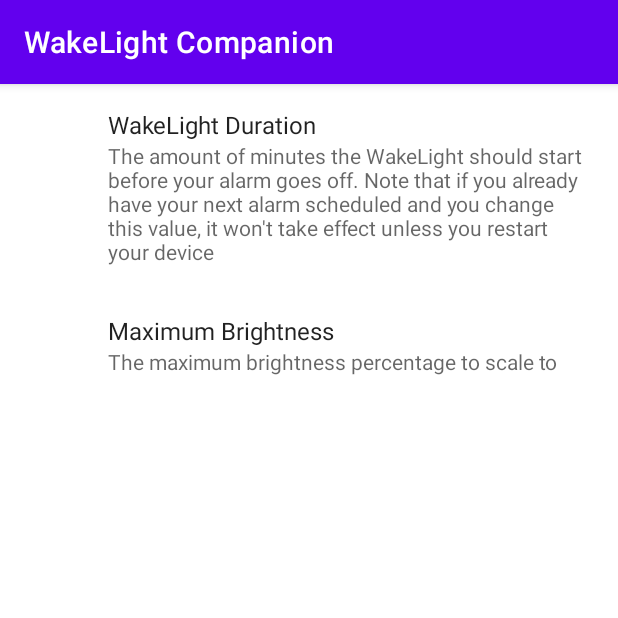
After one commit to richardswesterhof/wakelight_companion, an Android app: the SettingsActivity screen opened directly, with no data from a screen before it, on a phone screen of 412 x 824 dp, the top half of it. The commit adds this screen. Run offline under Robolectric (Android 15) with nearby library versions, the phone set to English and light mode, and no system bars; our stand-ins replace androidx.preference; 4 statements that could not run were skipped.

Commit message:
added settings page and translation

```diff
--- a/app/src/main/java/com/richardswesterhof/wakelightcompanion/broadcast_receivers/AlarmReSetter.kt
+++ b/app/src/main/java/com/richardswesterhof/wakelightcompanion/broadcast_receivers/AlarmReSetter.kt
@@ -1,6 +1,5 @@
 package com.richardswesterhof.wakelightcompanion.broadcast_receivers
 
-import android.app.PendingIntent
 import android.content.Context
 import android.content.Intent
 import com.richardswesterhof.wakelightcompanion.R
@@ -11,7 +10,7 @@ private val listeningFors = listOf("android.intent.action.BOOT_COMPLETED")
 class AlarmReSetter: ExtendedBroadcastReceiver(listeningFors) {
 
     override fun trigger(context: Context, intent: Intent) {
-        val sharedPrefs = context.getSharedPreferences(context.getString(R.string.preference_file_store_alarms), Context.MODE_PRIVATE)
+        val sharedPrefs = context.getSharedPreferences(context.getString(R.string.preference_file_store_internal_vars), Context.MODE_PRIVATE)
         val date = Date(sharedPrefs.getLong("nextAlarmMillis", 0))
 
         val enableWakeLightIntent = Intent(context, WakeLightEnableRequestReceiver::class.java).apply {
--- a/app/src/main/java/com/richardswesterhof/wakelightcompanion/broadcast_receivers/WakeLightUtils.kt
+++ b/app/src/main/java/com/richardswesterhof/wakelightcompanion/broadcast_receivers/WakeLightUtils.kt
@@ -18,7 +18,7 @@ class WakeLightStarter: ExtendedBroadcastReceiver(starterListeningFors) {
     private lateinit var notificationChannel: String
 
     override fun trigger(context: Context, intent: Intent) {
-        // init the notif channel id
+        // init the notification channel id
         notificationChannel = context.resources.getString(R.string.notif_cat_stop_id)
 
         // check if alarm still exists
@@ -70,6 +70,7 @@ class WakeLightStopper: ExtendedBroadcastReceiver(stopperListeningFors) {
 
     override fun trigger(context: Context, intent: Intent) {
         Log.d(this::class.simpleName, "Received request to stop wakelight")
+
         stopWakeLight()
     }
 
--- /dev/null
+++ b/app/src/main/java/com/richardswesterhof/wakelightcompanion/settings_page/SettingsActivity.kt
@@ -0,0 +1,16 @@
+package com.richardswesterhof.wakelightcompanion.settings_page
+
+import androidx.appcompat.app.AppCompatActivity
+import android.os.Bundle
+import com.richardswesterhof.wakelightcompanion.R
+
+class SettingsActivity : AppCompatActivity() {
+    override fun onCreate(savedInstanceState: Bundle?) {
+        super.onCreate(savedInstanceState)
+        setContentView(R.layout.activity_settings)
+        supportFragmentManager
+            .beginTransaction()
+            .replace(R.id.settings_container, SettingsFragment())
+            .commit()
+    }
+}
--- /dev/null
+++ b/app/src/main/java/com/richardswesterhof/wakelightcompanion/settings_page/SettingsFragment.kt
@@ -0,0 +1,25 @@
+package com.richardswesterhof.wakelightcompanion.settings_page
+
+import android.os.Bundle
+import android.text.InputType
+import androidx.preference.EditTextPreference
+import androidx.preference.PreferenceFragmentCompat
+import com.richardswesterhof.wakelightcompanion.R
+
+
+class SettingsFragment: PreferenceFragmentCompat() {
+    override fun onCreatePreferences(savedInstanceState: Bundle?, rootKey: String?) {
+        setPreferencesFromResource(R.xml.preferences, rootKey)
+
+        // we have to do this bs because google can't implement using the "inputType" property in the xml properly :)
+        val editTextPreference1 = preferenceManager.findPreference<EditTextPreference>("pref_wakelight_duration")
+        editTextPreference1!!.setOnBindEditTextListener { editText ->
+            editText.inputType = InputType.TYPE_CLASS_NUMBER or InputType.TYPE_NUMBER_FLAG_SIGNED
+        }
+
+        val editTextPreference2 = preferenceManager.findPreference<EditTextPreference>("pref_wakelight_max_percent")
+        editTextPreference2!!.setOnBindEditTextListener { editText ->
+            editText.inputType = InputType.TYPE_CLASS_NUMBER or InputType.TYPE_NUMBER_FLAG_SIGNED
+        }
+    }
+}
--- /dev/null
+++ b/app/src/main/res/layout/activity_settings.xml
@@ -0,0 +1,15 @@
+<?xml version="1.0" encoding="utf-8"?>
+<!--<androidx.constraintlayout.widget.ConstraintLayout xmlns:android="http://schemas.android.com/apk/res/android"-->
+<!--    xmlns:app="http://schemas.android.com/apk/res-auto"-->
+<!--    xmlns:tools="http://schemas.android.com/tools"-->
+<!--    android:layout_width="match_parent"-->
+<!--    android:layout_height="match_parent"-->
+<!--    tools:context=".settings_page.SettingsActivity">-->
+
+<!--</androidx.constraintlayout.widget.ConstraintLayout>-->
+
+<androidx.fragment.app.FragmentContainerView
+    xmlns:android="http://schemas.android.com/apk/res/android"
+    android:id="@+id/settings_container"
+    android:layout_width="match_parent"
+    android:layout_height="match_parent" />
--- a/app/src/main/res/values/strings.xml
+++ b/app/src/main/res/values/strings.xml
@@ -1,20 +1,18 @@
 <!-- hackeroonies that allow us to reuse certain strings in XML -->
-<!DOCTYPE resources [
-    <!ENTITY package_prefix "com.richardswesterhof.wakelightcompanion.">
-    ]
+<!DOCTYPE resources [<!ENTITY package_prefix "com.richardswesterhof.wakelightcompanion.">]
     >
 
 <resources>
     <!-- general app metadata and internally used string -->
-    <string name="app_name">WakeLightCompanion</string>
+    <string name="app_name">WakeLight Companion</string>
     <string name="loading">Loading…</string>
-    <string name="preference_file_store_alarms">&package_prefix;alarms</string>
+    <string name="preference_file_store_internal_vars" translatable="false">&package_prefix;internal_vars</string>
 
     <!--
         wrappers around the entity resources defined at the top of this file,
         so we can use them in the code as well
     -->
-    <string name="package_prefix">&package_prefix;</string>
+    <string name="package_prefix" translatable="false">&package_prefix;</string>
 
     <string name="next_alarm_scheduled">Next WakeLight Alarm is scheduled for: </string>
 
@@ -38,4 +36,12 @@
     <!-- button stop -->
     <string name="notif_ask_stop_wakelight_title">WakeLight active</string>
     <string name="notif_ask_stop_wakelight_content">Tap to dismiss WakeLight alarm</string>
+
+
+    <!-- setting names and descriptions -->
+    <string name="pref_wakelight_duration_title">WakeLight Duration</string>
+    <string name="pref_wakelight_duration_desc">The amount of minutes the WakeLight should start before your alarm goes off. Note that if you already have your next alarm scheduled and you change this value, it won\'t take effect unless you restart your device</string>
+    <string name="pref_wakelight_max_percent_title">Maximum Brightness</string>
+    <string name="pref_wakelight_max_percent_desc">The maximum brightness percentage to scale to</string>
+    <string name="settings_button">Settings</string>
 </resources>
--- /dev/null
+++ b/app/src/main/res/xml/preferences.xml
@@ -0,0 +1,26 @@
+<?xml version="1.0" encoding="utf-8"?>
+<PreferenceScreen
+    xmlns:android="http://schemas.android.com/apk/res/android"
+    xmlns:app="http://schemas.android.com/apk/res-auto"
+>
+
+<!--    <SwitchPreferenceCompat-->
+<!--        app:key="notifications"-->
+<!--        app:title="Enable message notifications"/>-->
+
+    <EditTextPreference
+        android:defaultValue="30"
+        android:key="pref_wakelight_duration"
+        android:selectAllOnFocus="true"
+        android:singleLine="true"
+        android:summary="@string/pref_wakelight_duration_desc"
+        android:title="@string/pref_wakelight_duration_title" />
+
+    <EditTextPreference
+        android:defaultValue="100"
+        android:key="pref_wakelight_max_percent"
+        android:selectAllOnFocus="true"
+        android:singleLine="true"
+        android:summary="@string/pref_wakelight_max_percent_desc"
+        android:title="@string/pref_wakelight_max_percent_title" />
+</PreferenceScreen>
```
Also changed, not shown: app/build.gradle (+9 -6 lines), app/src/main/AndroidManifest.xml (+15 -20 lines), app/src/main/java/com/richardswesterhof/wakelightcompanion/MainActivity.kt (+18 -2 lines), app/src/main/java/com/richardswesterhof/wakelightcompanion/broadcast_receivers/AlarmChangedReceiver.kt (+12 -3 lines), app/src/main/java/com/richardswesterhof/wakelightcompanion/broadcast_receivers/WakeLightEnableRequestReceiver.kt (+10 -5 lines), app/src/main/res/layout/activity_main.xml (+11 -0 lines), app/libs/yapi-1.0-javadoc.jar (added), 1 other file. Lines whose indentation alone changed are shown as unchanged.
